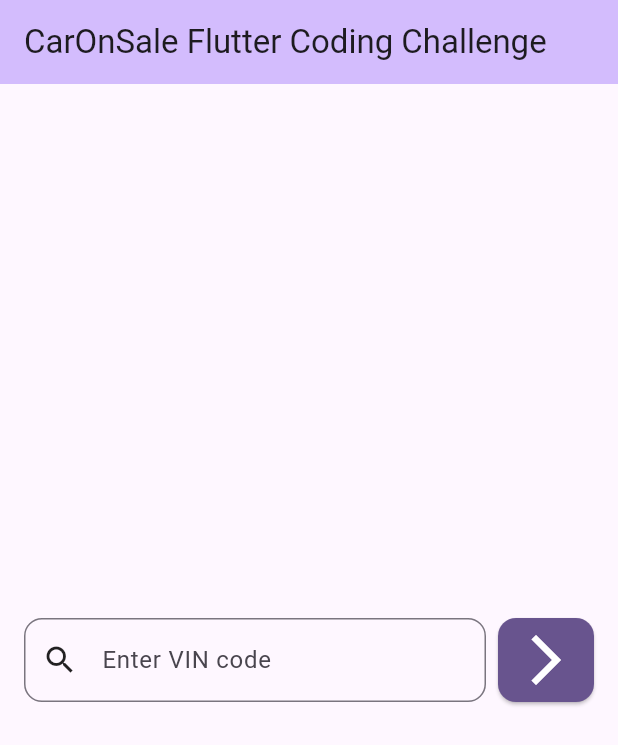
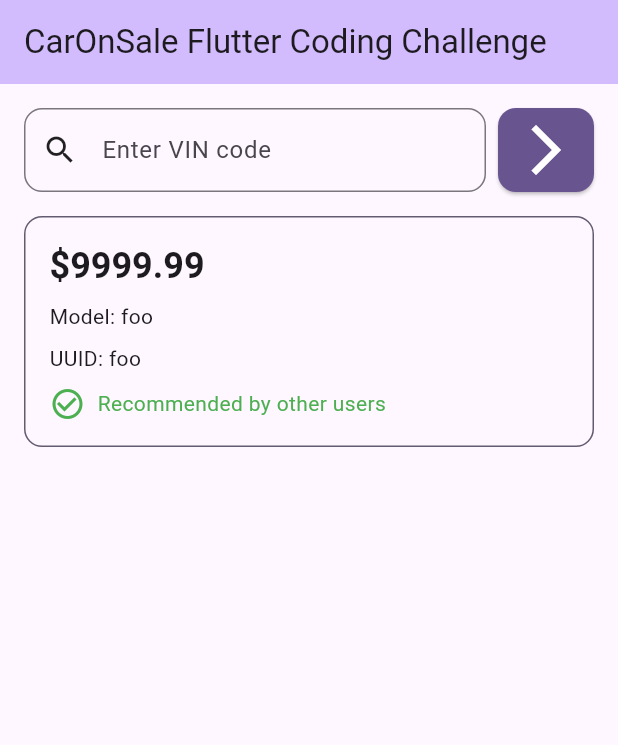
Before and after one commit to oleksandr-kolesnikov-de/carsonsale, a Flutter app: the screen it shows after launch, on a phone screen of 412 x 824 dp. Shown: the top 745 px of the screen. Run offline on Flutter 3.47's test engine with Material 3 defaults, Android fonts, the phone set to English and light mode, and no system bars; our stand-ins replace equatable, flutter_bloc.

Commit message:
add car info widget to home page

```diff
--- a/lib/features/home/presentation/pages/home_page.dart
+++ b/lib/features/home/presentation/pages/home_page.dart
@@ -3,6 +3,7 @@
 /*                                           © 2025                                              */
 /* ********************************************************************************************* */
 
+import 'package:carsonsale/features/home/presentation/widgets/home_car_info_widget.dart';
 import 'package:carsonsale/features/home/presentation/widgets/home_search_bar.dart';
 import 'package:flutter/material.dart';
 
@@ -19,10 +20,15 @@
         title: Text(AppStrings.homeScreenTitle),
       ),
       body: Center(
-        child: Column(
-          mainAxisAlignment: MainAxisAlignment.center,
+        child: ListView(
           children: <Widget>[
             HomeSearchBar(),
+            HomeCarInfoWidget(
+              price: 9999.99,
+              model: "foo",
+              uuid: "foo",
+              feedback: true,
+            ),
           ],
         ),
       ),
```
